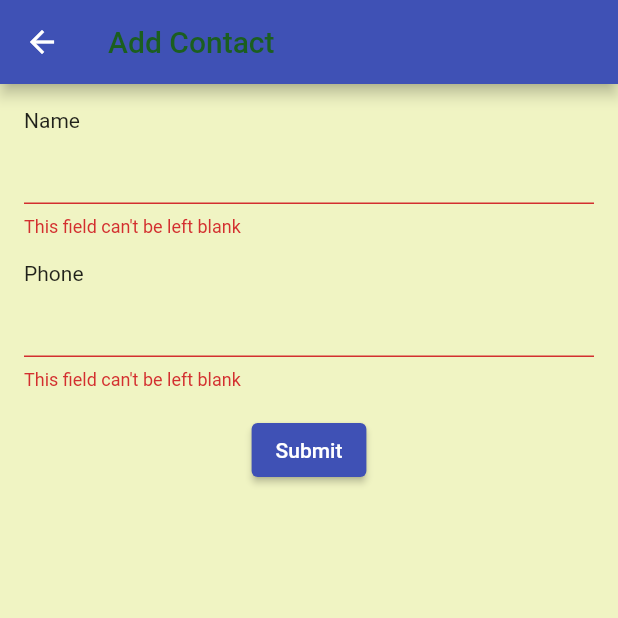
After one commit to MSavioti/Estudo-SQLite, a Flutter app: the AddEmployeePage screen opened directly, after a tap on "Submit", on a phone screen of 412 x 824 dp, the top half of it. The commit adds this screen. Run offline on Flutter 3.47's test engine with Material 2 defaults, Android fonts, the phone set to English and light mode, and no system bars; our stand-ins replace sqflite; accounts and stored records are empty.

Commit message:
rascunhando UI

```diff
--- /dev/null
+++ b/lib/app/pages/addEmployee/add_employee_page.dart
@@ -0,0 +1,23 @@
+import 'package:estudo_sqlite/app/pages/addEmployee/widgets/employee_form.dart';
+import 'package:flutter/material.dart';
+
+class AddEmployeePage extends StatelessWidget {
+  @override
+  Widget build(BuildContext context) {
+    return Scaffold(
+      resizeToAvoidBottomInset: false,
+      backgroundColor: Colors.lime[100],
+      appBar: AppBar(
+        title: Text(
+          'Add Contact',
+          style: TextStyle(
+            color: Colors.green[900],
+          ),
+        ),
+      ),
+      body: Center(
+        child: EmployeeForm(),
+      ),
+    );
+  }
+}
--- /dev/null
+++ b/lib/app/pages/addEmployee/widgets/employee_form.dart
@@ -0,0 +1,78 @@
+import 'package:flutter/material.dart';
+
+class EmployeeForm extends StatefulWidget {
+  @override
+  _EmployeeFormState createState() => _EmployeeFormState();
+}
+
+class _EmployeeFormState extends State<EmployeeForm> {
+  final GlobalKey<FormState> _formKey = GlobalKey<FormState>();
+  final TextEditingController _nameController = TextEditingController();
+  final TextEditingController _phoneController = TextEditingController();
+
+  String? _validateTextField(String? inputText) {
+    if ((inputText == null) || (inputText.isEmpty)) {
+      return 'This field can\'t be left blank';
+    }
+
+    return null;
+  }
+
+  @override
+  void dispose() {
+    _nameController.dispose();
+    _phoneController.dispose();
+    super.dispose();
+  }
+
+  @override
+  Widget build(BuildContext context) {
+    return Form(
+      key: _formKey,
+      child: Column(
+        crossAxisAlignment: CrossAxisAlignment.start,
+        children: [
+          SizedBox(height: 16.0),
+          Padding(
+            padding: const EdgeInsets.symmetric(horizontal: 16.0),
+            child: Text('Name'),
+          ),
+          Padding(
+            padding: const EdgeInsets.symmetric(horizontal: 16.0),
+            child: TextFormField(
+              validator: _validateTextField,
+              controller: _nameController,
+            ),
+          ),
+          SizedBox(height: 16.0),
+          Padding(
+            padding: const EdgeInsets.symmetric(horizontal: 16.0),
+            child: Text('Phone'),
+          ),
+          Padding(
+            padding: const EdgeInsets.symmetric(horizontal: 16.0),
+            child: TextFormField(
+              validator: _validateTextField,
+              controller: _phoneController,
+            ),
+          ),
+          SizedBox(height: 16.0),
+          Row(
+            mainAxisAlignment: MainAxisAlignment.center,
+            children: [
+              ElevatedButton(
+                onPressed: () {
+                  if (_formKey.currentState!.validate()) {
+                    Navigator.pop(context);
+                    Navigator.pushReplacementNamed(context, '/');
+                  }
+                },
+                child: Text('Submit'),
+              ),
+            ],
+          ),
+        ],
+      ),
+    );
+  }
+}
--- a/lib/app/pages/home/widgets/employee_list_view.dart
+++ b/lib/app/pages/home/widgets/employee_list_view.dart
@@ -20,8 +20,7 @@ class _EmployeeListViewState extends State<EmployeeListView> {
 
         final employees = snapshot.data;
 
-        return SingleChildScrollView(
-          child: ListView.builder(
+        return ListView.builder(
           itemCount: employees!.length,
           shrinkWrap: true,
           itemBuilder: (_, i) {
@@ -32,7 +31,6 @@ class _EmployeeListViewState extends State<EmployeeListView> {
               ),
             );
           },
-          ),
         );
       },
     );
```
Lines whose indentation alone changed are shown as unchanged.
